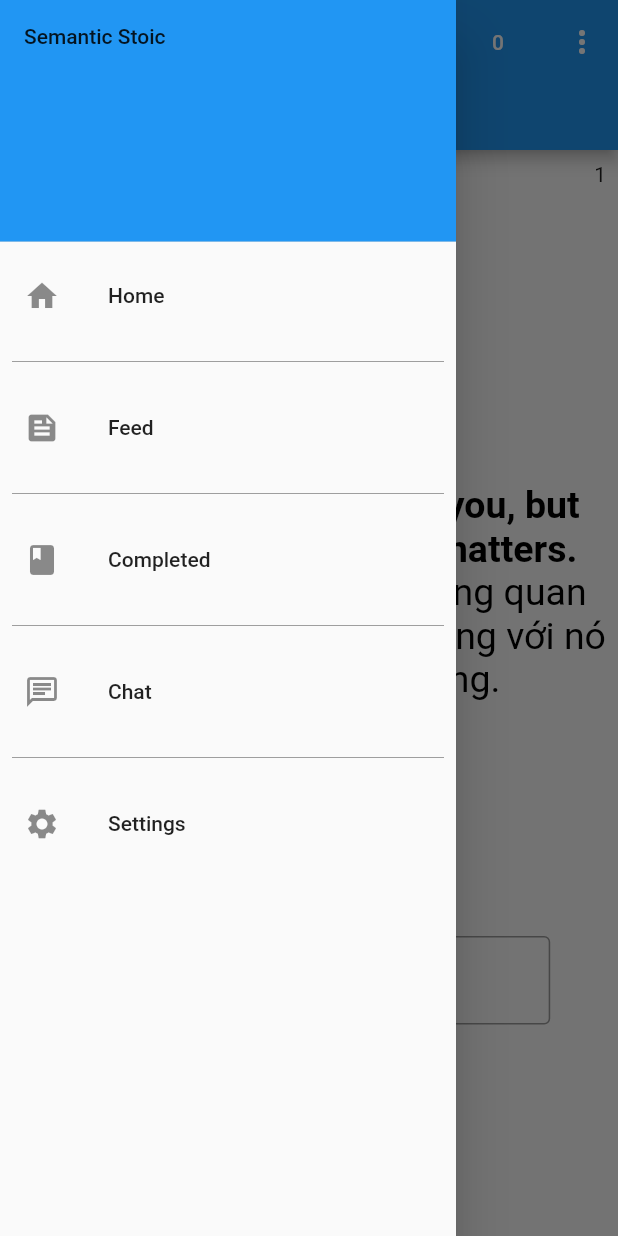
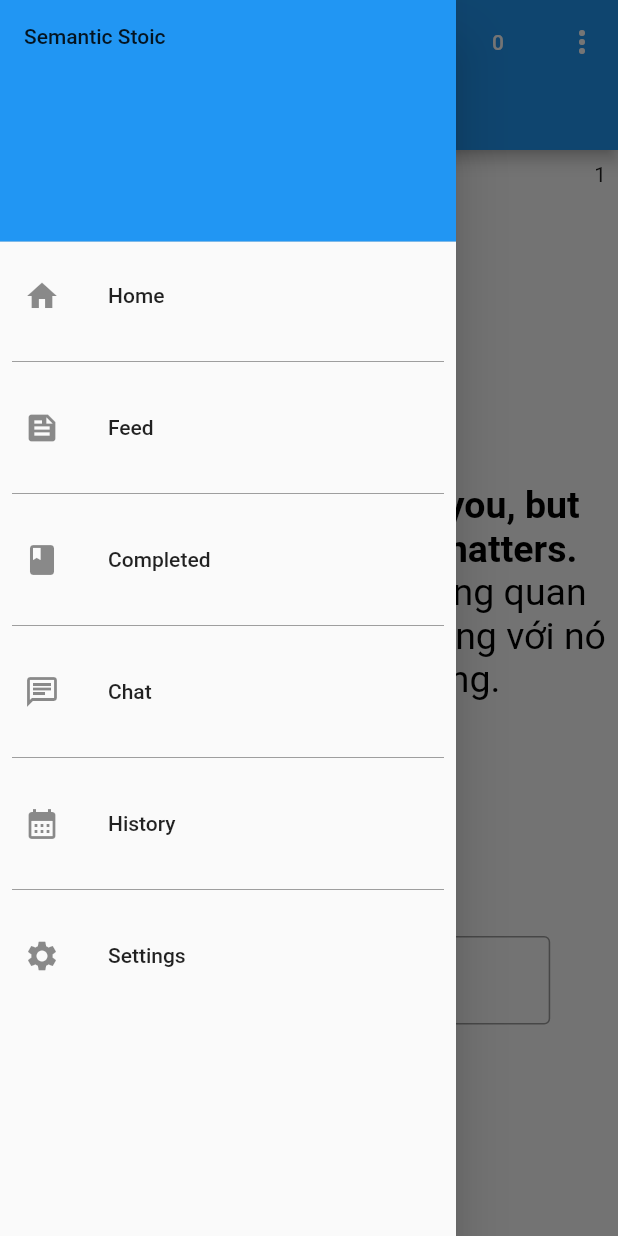
Before and after one commit to PrimeTimeTran/semantics, a Flutter app: the screen it shows after launch, with the side drawer open, on a phone screen of 412 x 824 dp. Run offline on Flutter 3.47's test engine with Material 2 defaults, Android fonts, the light colour scheme and no system bars; our stand-ins replace firebase_analytics, firebase_auth, firebase_core, firebase_database, fl_chart, table_calendar and 1 more; missing offline and left inert: dart:html, moment_dart; accounts and stored records are empty; generated files the repository leaves out were written again.

Commit message:
Add calendar navigation from nav and drawer

```diff
--- a/lib/widgets/my_drawer.dart
+++ b/lib/widgets/my_drawer.dart
@@ -1,4 +1,5 @@
 import 'package:flutter/material.dart';
+import 'package:semantic/screens/calendar.dart';
 
 import 'package:semantic/screens/composer.dart';
 import 'package:semantic/screens/feed.dart';
@@ -78,6 +79,18 @@ class _MyDrawerState extends State<MyDrawer> {
             child: Divider(color: Colors.grey),
           ),
           ListTile(
+            leading: const Icon(Icons.calendar_month),
+            title: const Text('History'),
+            onTap: () {
+              widget.drawerChange(const Calendar());
+              Navigator.pop(context);
+            },
+          ),
+          const Padding(
+            padding: EdgeInsets.all(8.0),
+            child: Divider(color: Colors.grey),
+          ),
+          ListTile(
             leading: const Icon(Icons.settings),
             title: const Text('Settings'),
             onTap: () {
--- a/lib/widgets/nav_bar.dart
+++ b/lib/widgets/nav_bar.dart
@@ -1,6 +1,7 @@
 import 'package:flutter/material.dart';
 import 'package:semantic/screens/account.dart';
 import 'package:firebase_auth/firebase_auth.dart';
+import 'package:semantic/screens/calendar.dart';
 import 'package:semantic/screens/settings.dart';
 
 import 'package:semantic/utils/firebase.dart';
@@ -58,7 +59,9 @@ class _NavbarState extends State<Navbar> {
         }),
         actions: [
           TextButton(
-            onPressed: () {},
+            onPressed: () {
+              widget.changePage(const Calendar());
+            },
             child: Text(
               numQuotesCompleted().toString(),
               style: const TextStyle(color: Colors.white),
```
Also changed, not shown: 2 other files.
